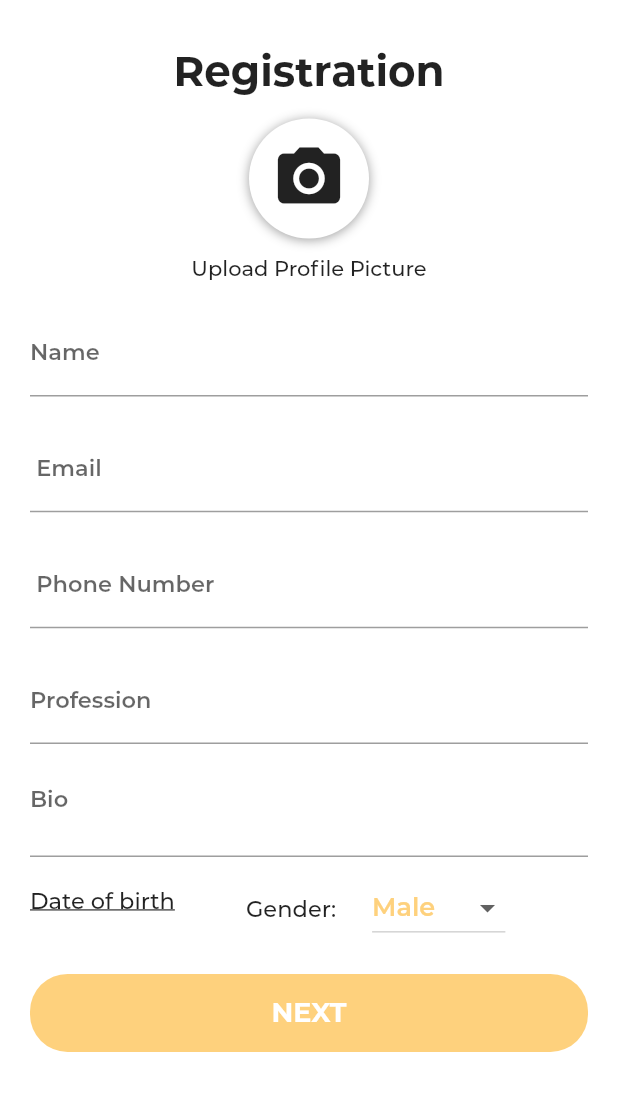
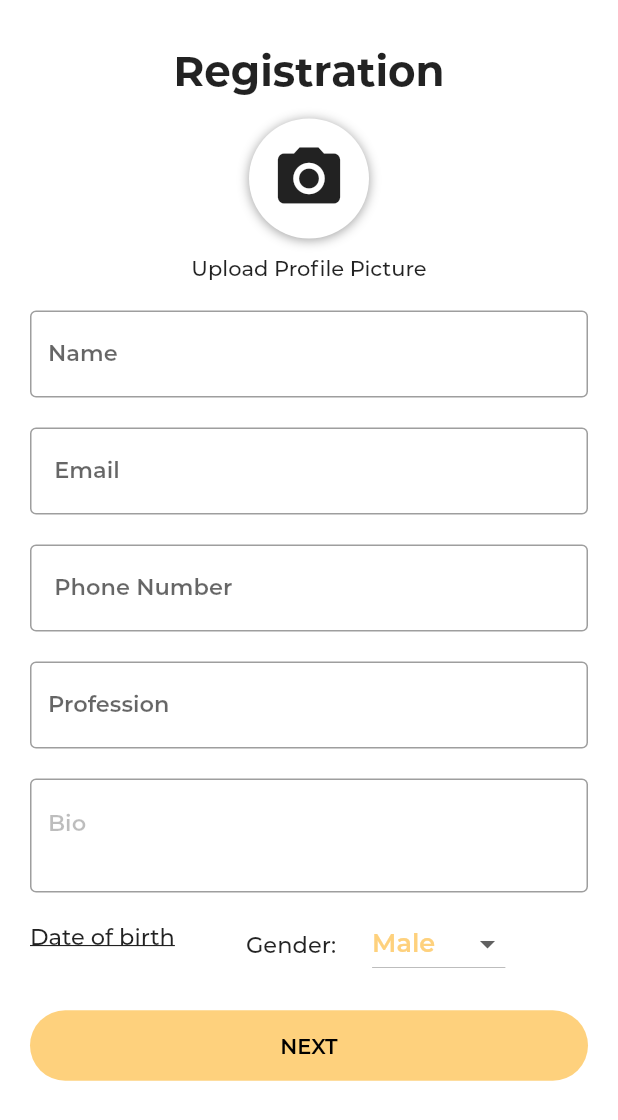
Before and after one commit to csreddy98/MarchApp, a Flutter app: the GRegister screen opened directly, on a phone screen of 412 x 824 dp. Shown: the top 1120 px of the screen. Run offline on Flutter 3.47's test engine with Material 2 defaults, Android fonts, the phone set to English and light mode, and no system bars; our stand-ins replace auto_size_text, bubble, cached_network_image, firebase_auth, firebase_messaging, firebase_storage and 10 more; missing offline and left inert: autocomplete_textfield, calendarro, flutter_facebook_login, flutter_socket_io, worm_indicator; accounts and stored records are empty.

Commit message:
ui changes

```diff
--- a/lib/main.dart
+++ b/lib/main.dart
@@ -1,5 +1,4 @@
 import 'package:flutter/material.dart';
-import 'package:march/ui/gregistration.dart';
 import 'package:march/ui/home.dart';
 import 'package:march/ui/login.dart';
 import 'package:shared_preferences/shared_preferences.dart';
@@ -19,7 +18,7 @@ class MyApp extends StatelessWidget {
         fontFamily: 'montserrat',
         scaffoldBackgroundColor: Colors.white,
         buttonColor: Color.fromRGBO(254, 209, 125, 1),
-        disabledColor: Color.fromRGBO(254, 209, 125, 0.3),
+        disabledColor: Color.fromRGBO(254, 209, 125, 0.5),
         primaryColor: Color.fromRGBO(254, 209, 125, 1),
         textTheme: TextTheme(
             headline1: TextStyle(
--- a/lib/ui/PhoneAuthScreen.dart
+++ b/lib/ui/PhoneAuthScreen.dart
@@ -106,11 +106,7 @@ class _PhoneAuthGetPhoneState extends State<PhoneAuthScreen> {
                         child: FlatButton(
                           child: Text(
                             'VERIFY',
-                            style: TextStyle(
-                              fontSize: 18,
-                              fontWeight: FontWeight.bold,
-                              fontFamily: 'montserrat'
-                            ),
+                            style: Theme.of(context).textTheme.button,
                           ),
                           shape: RoundedRectangleBorder(
                             borderRadius: BorderRadius.circular(25),
--- a/lib/ui/VerifyScreen.dart
+++ b/lib/ui/VerifyScreen.dart
@@ -299,10 +299,7 @@ class _PhoneAuthVerifyState extends State<PhoneAuthVerify> {
                   child: FlatButton(
                     child: Text(
                       'SUBMIT',
-                      style: TextStyle(
-                          fontSize: 18,
-                          fontWeight: FontWeight.bold,
-                          fontFamily: 'montserrat'),
+                      style: Theme.of(context).textTheme.button,
                     ),
                     shape: RoundedRectangleBorder(
                       borderRadius: BorderRadius.circular(25),
--- a/lib/ui/gregistration.dart
+++ b/lib/ui/gregistration.dart
@@ -219,6 +219,7 @@ class _GRegisterState extends State<GRegister> {
                       color: Colors.black
                   ),
                   decoration: InputDecoration(
+                      border: OutlineInputBorder(),
                       labelText:"Name",
                       hintStyle: TextStyle(color: Colors.black26, fontSize: 15.0)),
                   onChanged: (String value) {
@@ -241,6 +242,7 @@ class _GRegisterState extends State<GRegister> {
                       color: Colors.black
                   ),
                   decoration: InputDecoration(
+                      border: OutlineInputBorder(),
                       labelText:" Email",
                       hintStyle: TextStyle(color: Colors.black26, fontSize: 15.0)),
                   onChanged: (String value) {
@@ -262,6 +264,7 @@ class _GRegisterState extends State<GRegister> {
                       color: Colors.black
                   ),
                   decoration: InputDecoration(
+                      border: OutlineInputBorder(),
                       labelText:" Phone Number",
                       hintStyle: TextStyle(color: Colors.black26, fontSize: 15.0)),
                   onChanged: (String value) {
@@ -275,7 +278,7 @@ class _GRegisterState extends State<GRegister> {
               ),
 
               Padding(
-                padding: const EdgeInsets.fromLTRB(20.0,20,20,0),
+                padding: const EdgeInsets.fromLTRB(20.0,20,20,20),
                 child: TextField(
                   maxLines: 1,
                   style: TextStyle(
@@ -284,6 +287,7 @@ class _GRegisterState extends State<GRegister> {
                   ),
                   decoration: InputDecoration(
                       labelText:"Profession",
+                      border: OutlineInputBorder(),
                       hintStyle: TextStyle(color: Colors.black26, fontSize: 15.0)),
                   onChanged: (String value) {
                     try {
@@ -305,7 +309,8 @@ class _GRegisterState extends State<GRegister> {
                       color: Colors.black
                   ),
                   decoration: InputDecoration(
-                      labelText:"Bio",
+                      hintText: "Bio",
+                      border: OutlineInputBorder(),
                       hintStyle: TextStyle(color: Colors.black26, fontSize: 15.0)),
                   onChanged: (String value) {
                     try {
@@ -385,11 +390,7 @@ class _GRegisterState extends State<GRegister> {
                     child: FlatButton(
                         child: Text(
                           'NEXT',
-                          style: TextStyle(
-                              fontSize: 18,
-                              fontWeight: FontWeight.bold,
-                              fontFamily: 'montserrat'
-                          ),
+                          style: Theme.of(context).textTheme.button,
                         ),
                         shape: RoundedRectangleBorder(
                           borderRadius: BorderRadius.circular(25),
```
Also changed, not shown: lib/ui/select.dart (+33 -22 lines).
